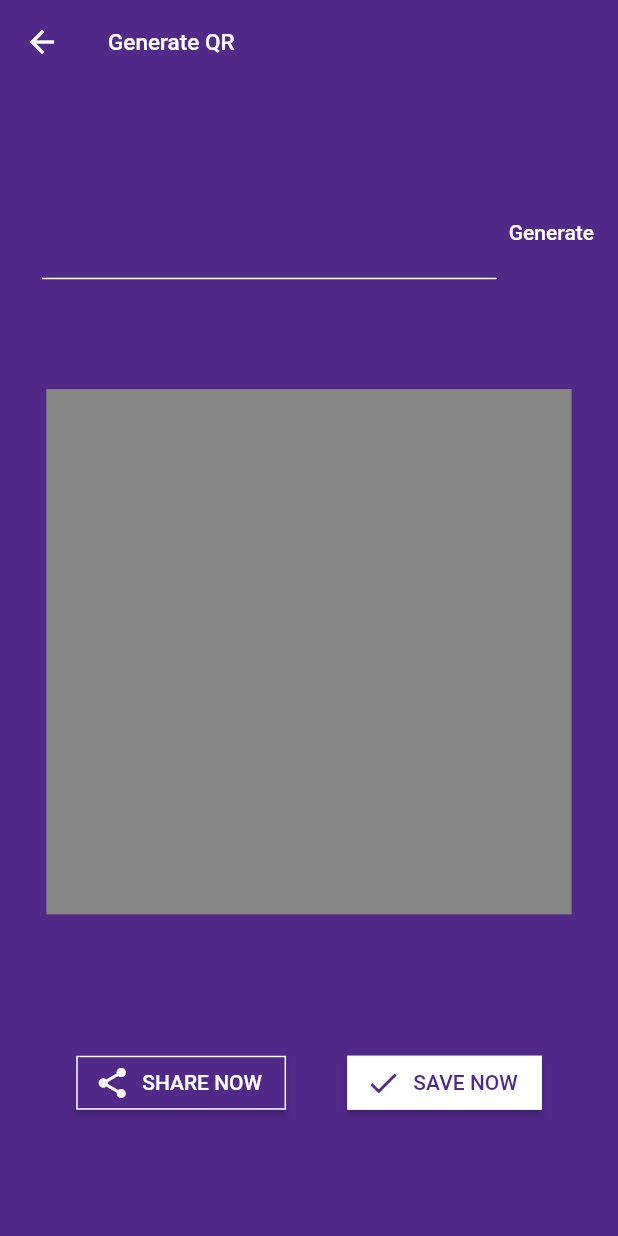
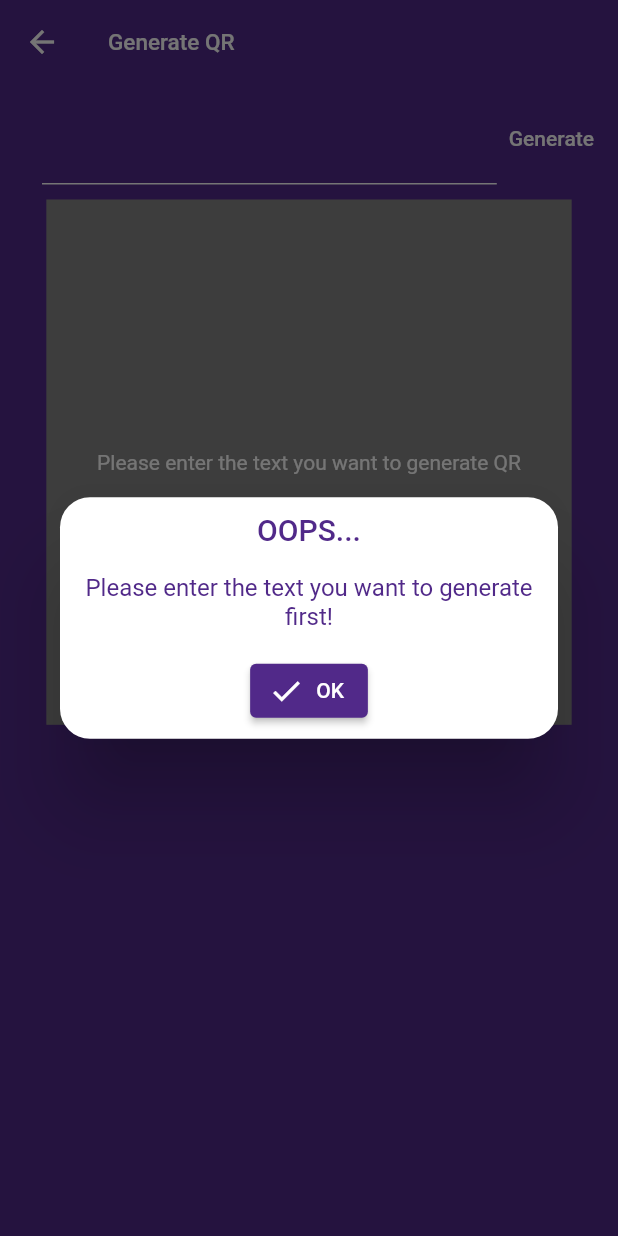
Before and after one commit to kedrakk/qrscannerapp, a Flutter app: the GenerateQRPage screen opened directly, after a tap on "Generate", on a phone screen of 412 x 824 dp. Run offline on Flutter 3.47's test engine with Material 2 defaults, Android fonts, the light colour scheme and no system bars; our stand-ins replace get, get_storage, qr_flutter; missing offline and left inert: barcode_scan2; accounts and stored records are empty.

Commit message:
qr generate page

```diff
--- a/lib/screen/qr_pages/generate_qr.dart
+++ b/lib/screen/qr_pages/generate_qr.dart
@@ -1,5 +1,8 @@
 import 'package:flutter/material.dart';
 import 'package:get/get.dart';
+import 'package:qr_flutter/qr_flutter.dart';
+import 'package:qr_scanner_app/service/qr_generate_controller.dart';
+import 'package:qr_scanner_app/widgets/dialogs.dart';
 
 import '../../utils/colors.dart';
 
@@ -17,7 +20,11 @@ class GenerateQRPage extends StatelessWidget {
           ),
         ),
       ),
-      body: Column(
+      body: GetBuilder<QRGenerator>(
+        init: QRGenerator(),
+        builder: ((controller) {
+          return SingleChildScrollView(
+            child: Column(
               mainAxisAlignment: MainAxisAlignment.spaceEvenly,
               children: [
                 Container(
@@ -28,6 +35,7 @@ class GenerateQRPage extends StatelessWidget {
                       Expanded(
                         flex: 3,
                         child: TextFormField(
+                          controller: controller.qrTextController,
                           showCursor: true,
                           cursorColor: MyColor.white,
                           style: const TextStyle(color: MyColor.white),
@@ -45,10 +53,14 @@ class GenerateQRPage extends StatelessWidget {
                           ),
                           maxLines: 4,
                           minLines: 2,
+                          onChanged: (txt) => controller.textOnchange(txt),
                         ),
                       ),
                       TextButton(
-                  onPressed: () {},
+                        onPressed: () =>
+                            controller.qrTextController.text.isEmpty
+                                ? showEmptyTextDialog()
+                                : controller.generateQR(),
                         child: const Text(
                           "Generate",
                           style: TextStyle(color: MyColor.white),
@@ -57,7 +69,8 @@ class GenerateQRPage extends StatelessWidget {
                     ],
                   ),
                 ),
-          Container(
+                controller.qrTextController.text.isEmpty
+                    ? Container(
                         margin: const EdgeInsets.symmetric(
                           vertical: 10,
                           horizontal: 10,
@@ -67,9 +80,38 @@ class GenerateQRPage extends StatelessWidget {
                         decoration: const BoxDecoration(
                           color: MyColor.grey,
                         ),
+                        child: const Center(
+                          child: Text(
+                              "Please enter the text you want to generate QR"),
                         ),
-          Padding(
-            padding: const EdgeInsets.symmetric(horizontal: 10, vertical: 15),
+                      )
+                    : Container(
+                        margin: const EdgeInsets.symmetric(
+                          vertical: 10,
+                          horizontal: 10,
+                        ),
+                        width: MediaQuery.of(context).size.width * 1.7 / 2,
+                        height: MediaQuery.of(context).size.width * 1.7 / 2,
+                        decoration: const BoxDecoration(
+                          color: MyColor.white,
+                        ),
+                        child: QrImage(
+                          data: controller.qrResult,
+                          version: QrVersions.auto,
+                          errorStateBuilder: (cxt, err) {
+                            return const Center(
+                              child: Text(
+                                "Uh oh! Something went wrong...",
+                                textAlign: TextAlign.center,
+                              ),
+                            );
+                          },
+                        ),
+                      ),
+                controller.qrTextController.text.isNotEmpty
+                    ? Padding(
+                        padding: const EdgeInsets.symmetric(
+                            horizontal: 10, vertical: 15),
                         child: Row(
                           mainAxisAlignment: MainAxisAlignment.spaceEvenly,
                           children: [
@@ -105,8 +147,12 @@ class GenerateQRPage extends StatelessWidget {
                             ),
                           ],
                         ),
+                      )
+                    : const SizedBox.shrink(),
+              ],
             ),
-        ],
+          );
+        }),
       ),
     );
   }
--- /dev/null
+++ b/lib/service/qr_generate_controller.dart
@@ -0,0 +1,17 @@
+import 'package:flutter/material.dart';
+import 'package:get/get.dart';
+
+class QRGenerator extends GetxController {
+  String _qrResult = "";
+  String get qrResult => _qrResult;
+
+  final TextEditingController _textEditingController = TextEditingController();
+  TextEditingController get qrTextController => _textEditingController;
+
+  void generateQR() {
+    _qrResult = _textEditingController.text;
+    update();
+  }
+
+  void textOnchange(String txt) {}
+}
--- /dev/null
+++ b/lib/widgets/dialogs.dart
@@ -0,0 +1,21 @@
+import 'package:flutter/material.dart';
+import 'package:get/get.dart';
+import 'package:qr_scanner_app/utils/colors.dart';
+
+void showEmptyTextDialog() {
+  Get.defaultDialog(
+    title: "OOPS...",
+    middleText: "Please enter the text you want to generate first!",
+    confirm: ElevatedButton.icon(
+      onPressed: () => Get.back(),
+      icon: const Icon(Icons.check),
+      label: const Text(
+        "OK",
+      ),
+    ),
+    titlePadding: const EdgeInsets.all(10),
+    backgroundColor: MyColor.white,
+    titleStyle: TextStyle(color: Get.theme.scaffoldBackgroundColor),
+    middleTextStyle: TextStyle(color: Get.theme.scaffoldBackgroundColor),
+  );
+}
```
Also changed, not shown: pubspec.lock. Lines whose indentation alone changed are shown as unchanged.
